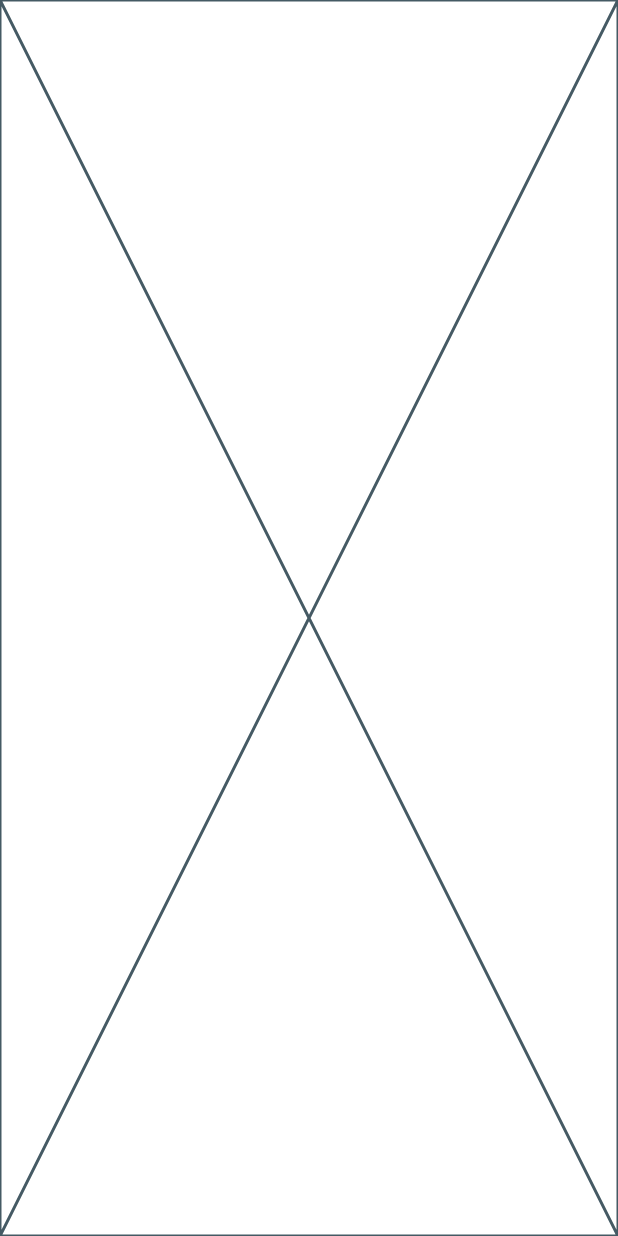
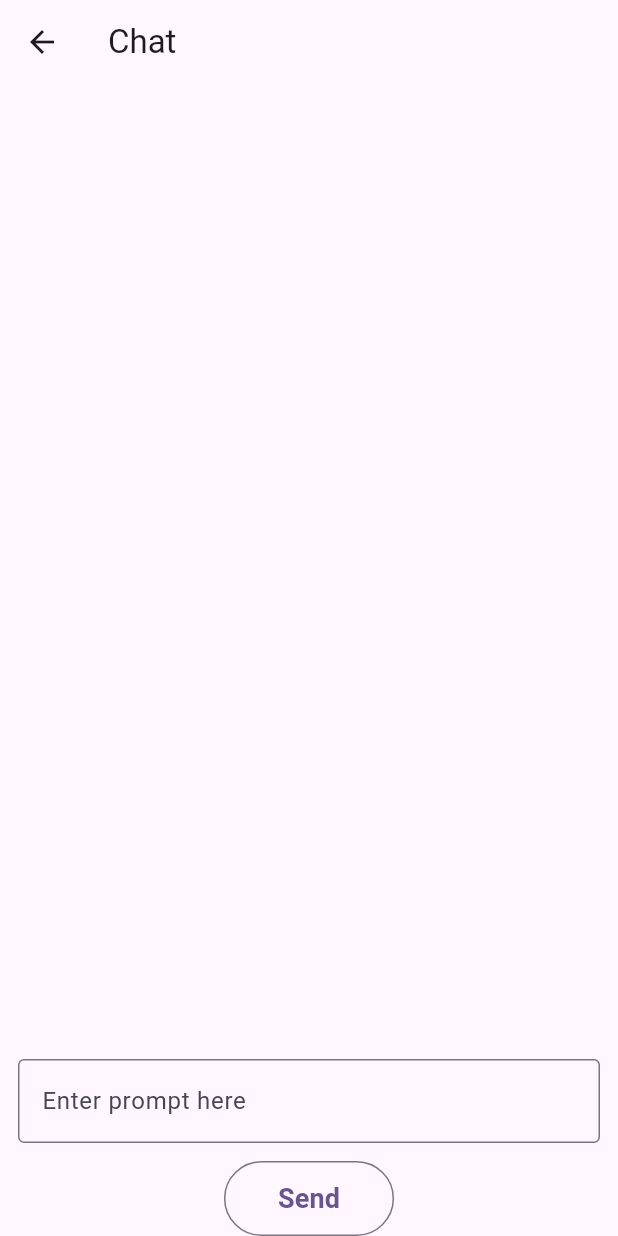
Before and after one commit to GetStream/generative_ai_with_flutter, a Flutter app: the screen it shows after launch, after a tap on "Chat", on a phone screen of 412 x 824 dp. Run offline on Flutter 3.47's test engine with Material 3 defaults, Android fonts, the phone set to English and light mode, and no system bars; our stand-ins replace google_generative_ai.

Commit message:
added chat and embedding screens

```diff
--- a/lib/screens/chat_screen.dart
+++ b/lib/screens/chat_screen.dart
@@ -1,4 +1,7 @@
 import 'package:flutter/material.dart';
+import 'package:google_generative_ai/google_generative_ai.dart';
+
+import '../data/config.dart';
 
 class ChatScreen extends StatefulWidget {
   const ChatScreen({super.key});
@@ -8,8 +11,90 @@ class ChatScreen extends StatefulWidget {
 }
 
 class _ChatScreenState extends State<ChatScreen> {
+  late GenerativeModel _model;
+  late ChatSession _chatSession;
+  final TextEditingController _promptController = TextEditingController();
+
+  @override
+  void initState() {
+    super.initState();
+    _model = GenerativeModel(
+      model: 'gemini-pro',
+      apiKey: GenAIConfig.apiKey,
+    );
+    _startChat();
+  }
+
   @override
   Widget build(BuildContext context) {
-    return const Placeholder();
+    return Scaffold(
+      appBar: AppBar(
+        title: const Text('Chat'),
+      ),
+      body: Column(
+        mainAxisAlignment: MainAxisAlignment.center,
+        crossAxisAlignment: CrossAxisAlignment.center,
+        children: [
+          Expanded(
+            child: ListView.builder(
+              itemBuilder: (context, index) {
+                var item = _chatSession.history.toList()[index];
+                if (item.parts.any((e) => e is TextPart)) {
+                  var textParts = item.parts.where((e) => e is TextPart);
+                  return Text(
+                    textParts.fold(
+                        "",
+                        (String previousValue, Part element) =>
+                            previousValue + (element as TextPart).text),
+                  );
+                } else {
+                  return SizedBox();
+                }
+              },
+              itemCount: _chatSession.history.length,
+            ),
+          ),
+          Padding(
+            padding: const EdgeInsets.all(12.0),
+            child: TextField(
+              controller: _promptController,
+              decoration: const InputDecoration(
+                border: OutlineInputBorder(),
+                hintText: 'Enter prompt here',
+              ),
+            ),
+          ),
+          SafeArea(
+            child: OutlinedButton(
+              onPressed: _generate,
+              child: const Padding(
+                padding: EdgeInsets.all(12.0),
+                child: Text(
+                  'Send',
+                  style: TextStyle(
+                    fontWeight: FontWeight.bold,
+                    fontSize: 18.0,
+                  ),
+                ),
+              ),
+            ),
+          ),
+        ],
+      ),
+    );
+  }
+
+  void _startChat() {
+    _chatSession = _model.startChat();
+  }
+
+  void _generate() async {
+    var prompt = _promptController.text.trim();
+    if (prompt.isEmpty) return;
+
+    final content = Content.text(prompt);
+
+    await _chatSession.sendMessage(content);
+    setState(() {});
   }
 }
```
Also changed, not shown: lib/screens/embedding_screen.dart (+70 -1 lines).
